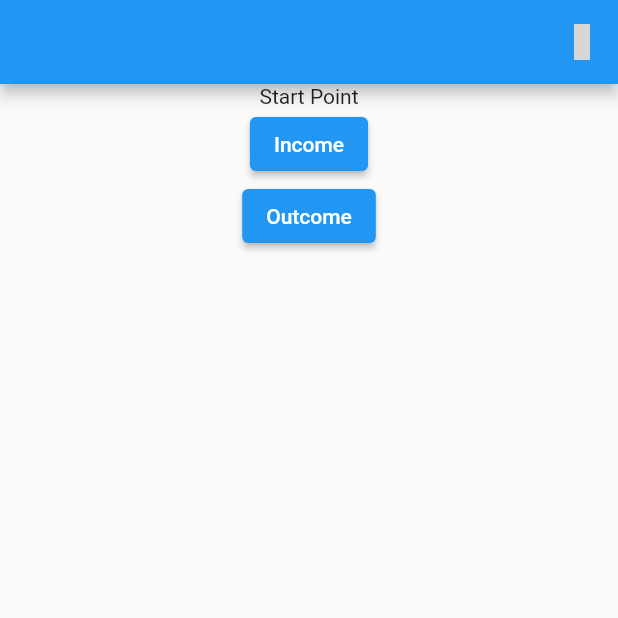
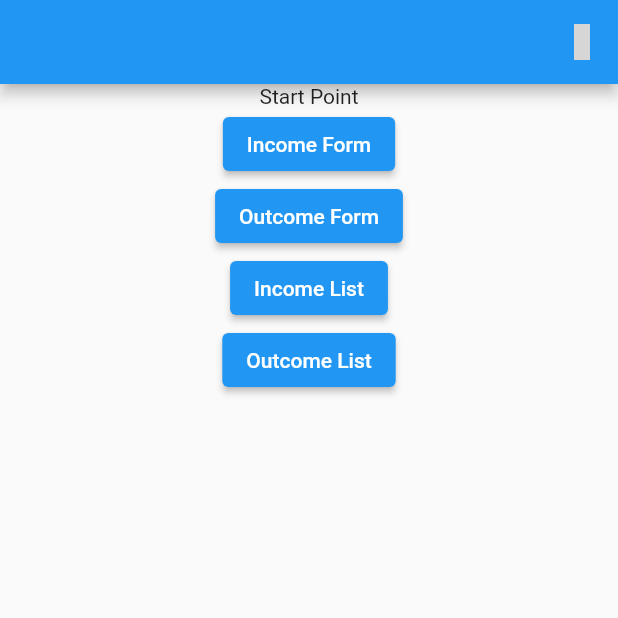
Before and after one commit to nidaldh/barber_store, a Flutter app: the screen it shows after launch, on a phone screen of 412 x 824 dp, the top half of it. Run offline on Flutter 3.47's test engine with Material 2 defaults, Android fonts, the phone set to English and light mode, and no system bars; our stand-ins replace cloud_firestore, datetime_picker_formfield, firebase_core, get, material_design_icons_flutter; missing offline and left inert: flutter_barcode_scanner; accounts and stored records are empty; grey boxes are pictures that could not be loaded.

Commit message:
1. list document 2. select document and edit it

```diff
--- /dev/null
+++ b/lib/infrastructure/navigation/bindings/controllers/balance/document_list.controller.binding.dart
@@ -0,0 +1,16 @@
+import 'package:barbers_store/infrastructure/controller/balance/document_list.controller.dart';
+import 'package:barbers_store/infrastructure/model/document.model.dart';
+import 'package:get/get.dart';
+
+class DocumentListControllerBinding extends Bindings {
+  Type type;
+
+  DocumentListControllerBinding(this.type);
+
+  @override
+  void dependencies() {
+    Get.lazyPut<DocumentListController>(
+      () => DocumentListController(type),
+    );
+  }
+}
--- a/lib/infrastructure/navigation/navigation.dart
+++ b/lib/infrastructure/navigation/navigation.dart
@@ -1,8 +1,10 @@
 import 'package:barbers_store/infrastructure/model/document.model.dart';
 import 'package:barbers_store/infrastructure/navigation/bindings/controllers/balance/document.controller.binding.dart';
+import 'package:barbers_store/infrastructure/navigation/bindings/controllers/balance/document_list.controller.binding.dart';
 import 'package:barbers_store/infrastructure/navigation/bindings/controllers/controllers_bindings.dart';
 import 'package:barbers_store/presentation/balance/balance.screen.dart';
-import 'package:barbers_store/presentation/balance/form.screen.dart';
+import 'package:barbers_store/presentation/balance/document_form.screen.dart';
+import 'package:barbers_store/presentation/balance/document_list.screen.dart';
 import 'package:barbers_store/presentation/store/product_list.screen.dart';
 import 'package:flutter/material.dart';
 import 'package:get/get.dart';
@@ -49,5 +51,13 @@ class Nav {
         name: Routes.OUTCOME_FORM,
         page: () => FormScreen(),
         binding: DocumentControllerBinding(Type.outcome)),
+    GetPage(
+        name: Routes.INCOME_LIST,
+        page: () => ListScreen(),
+        binding: DocumentListControllerBinding(Type.income)),
+    GetPage(
+        name: Routes.OUTCOME_LIST,
+        page: () => ListScreen(),
+        binding: DocumentListControllerBinding(Type.outcome)),
   ];
 }
--- a/lib/infrastructure/navigation/routes.dart
+++ b/lib/infrastructure/navigation/routes.dart
@@ -7,5 +7,7 @@ class Routes {
   static const PRODUCT_LIST = '/product-list';
   static const STORE = '/store';
   static const INCOME_FORM = '/income-form';
+  static const INCOME_LIST = '/income-list';
   static const OUTCOME_FORM = '/outcome-form';
+  static const OUTCOME_LIST = '/outcome-list';
 }
--- a/lib/presentation/balance/balance.screen.dart
+++ b/lib/presentation/balance/balance.screen.dart
@@ -23,10 +23,16 @@ class BalanceScreen extends StatelessWidget {
           ),
           ElevatedButton(
               onPressed: () => Get.toNamed(Routes.INCOME_FORM),
-              child: Text('Income')),
+              child: Text('Income Form')),
           ElevatedButton(
               onPressed: () => Get.toNamed(Routes.OUTCOME_FORM),
-              child: Text('Outcome')),
+              child: Text('Outcome Form')),
+          ElevatedButton(
+              onPressed: () => Get.toNamed(Routes.INCOME_LIST),
+              child: Text('Income List')),
+          ElevatedButton(
+              onPressed: () => Get.toNamed(Routes.OUTCOME_LIST),
+              child: Text('Outcome List')),
         ],
       ),
     );
--- a/lib/presentation/balance/form.screen.dart
+++ b/lib/presentation/balance/document_form.screen.dart
@@ -33,7 +33,8 @@ class FormScreen extends GetView<DocumentController> {
                     children: [
                       Text('Categories'),
                       Flexible(
-                        child: Container(
+                        child: GetBuilder<DocumentController>(
+                          builder: (controller) => Container(
                             width: 300,
                             child: DropdownButtonFormField<String>(
                                 onChanged: (value) {
@@ -47,6 +48,7 @@ class FormScreen extends GetView<DocumentController> {
                                           value: type,
                                         ))
                                     .toList()),
+                          ),
                         ),
                       )
                     ]),
@@ -98,6 +100,8 @@ class FormScreen extends GetView<DocumentController> {
                   },
                   format: format,
                   controller: controller.dateController,
+                  onSaved: (value) =>
+                      controller.dateController.text = value.toString(),
                   onShowPicker: (context, currentValue) async {
                     final date = await showDatePicker(
                         context: context,
```
Also changed, not shown: lib/infrastructure/controller/balance/document.controller.dart (+30 -0 lines), lib/infrastructure/controller/balance/document_list.controller.dart (added, +31 -0 lines), lib/presentation/balance/document_list.screen.dart (added, +53 -0 lines). Lines whose indentation alone changed are shown as unchanged.
